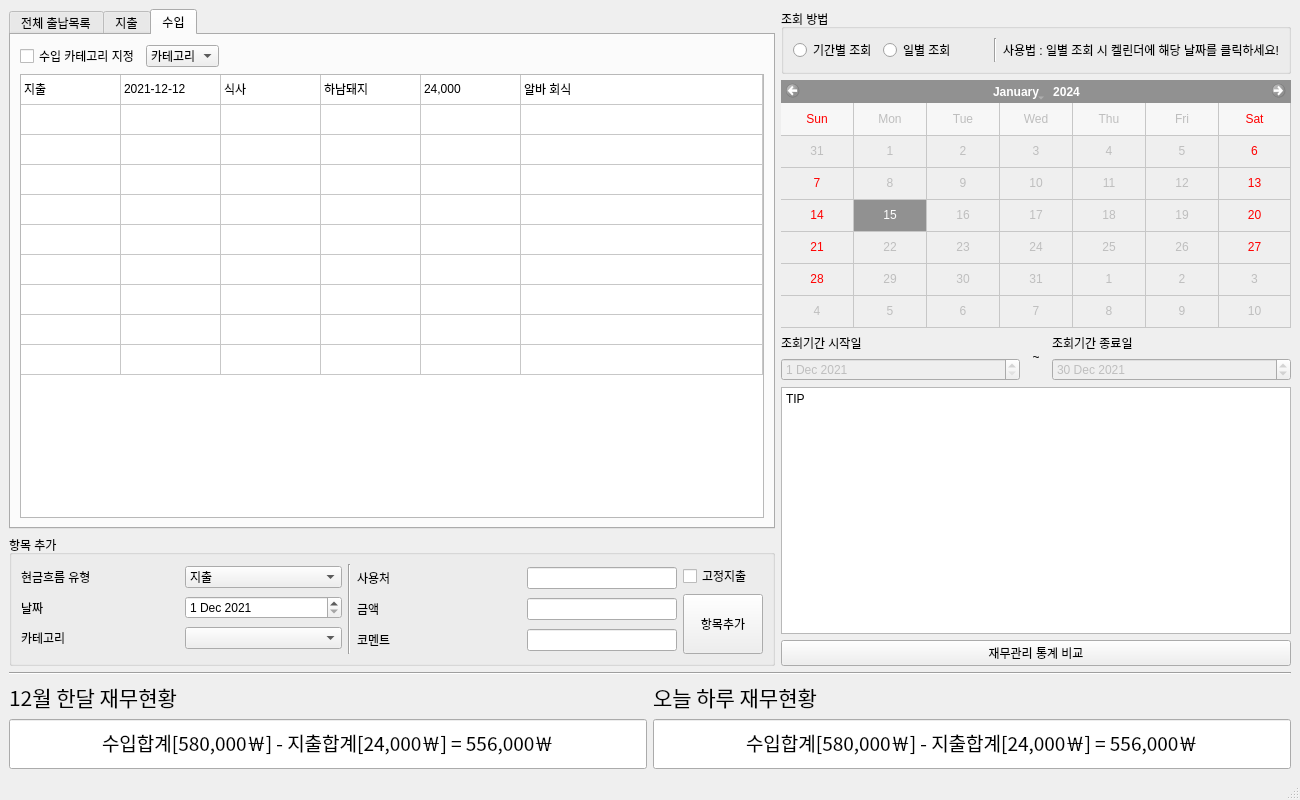
Firstcom1/dku_accounts_project, file dku_accounts_project.ui: the form before one commit.
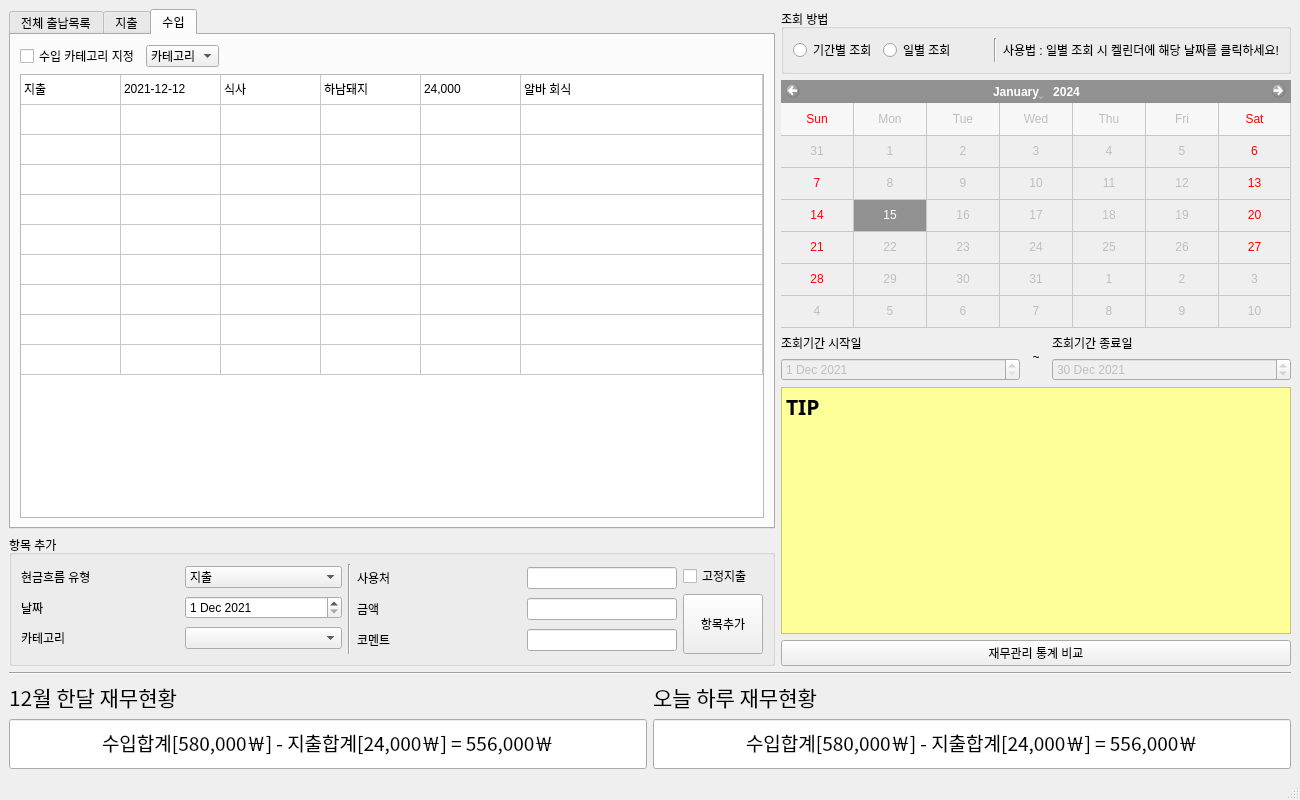
The form after the commit.

The edit to the form file:
```diff
--- a/dku_accounts_project.ui
+++ b/dku_accounts_project.ui
@@ -983,12 +983,23 @@
         </item>
         <item>
          <widget class="QTextBrowser" name="TB_displayTips">
+          <property name="font">
+           <font>
+            <family>Agency FB</family>
+            <pointsize>12</pointsize>
+            <weight>75</weight>
+            <bold>true</bold>
+           </font>
+          </property>
+          <property name="styleSheet">
+           <string notr="true">background-color: #FFFF99;</string>
+          </property>
           <property name="html">
            <string>&lt;!DOCTYPE HTML PUBLIC &quot;-//W3C//DTD HTML 4.0//EN&quot; &quot;http://www.w3.org/TR/REC-html40/strict.dtd&quot;&gt;
 &lt;html&gt;&lt;head&gt;&lt;meta name=&quot;qrichtext&quot; content=&quot;1&quot; /&gt;&lt;style type=&quot;text/css&quot;&gt;
 p, li { white-space: pre-wrap; }
-&lt;/style&gt;&lt;/head&gt;&lt;body style=&quot; font-family:'Gulim'; font-size:9pt; font-weight:400; font-style:normal;&quot;&gt;
-&lt;p style=&quot; margin-top:0px; margin-bottom:0px; margin-left:0px; margin-right:0px; -qt-block-indent:0; text-indent:0px;&quot;&gt;TIP&lt;/p&gt;&lt;/body&gt;&lt;/html&gt;</string>
+&lt;/style&gt;&lt;/head&gt;&lt;body style=&quot; font-family:'Agency FB'; font-size:12pt; font-weight:600; font-style:normal;&quot;&gt;
+&lt;p style=&quot; margin-top:0px; margin-bottom:0px; margin-left:0px; margin-right:0px; -qt-block-indent:0; text-indent:0px;&quot;&gt;&lt;span style=&quot; font-family:'Gulim'; font-size:16pt;&quot;&gt;TIP&lt;/span&gt;&lt;/p&gt;&lt;/body&gt;&lt;/html&gt;</string>
           </property>
          </widget>
         </item>
```
